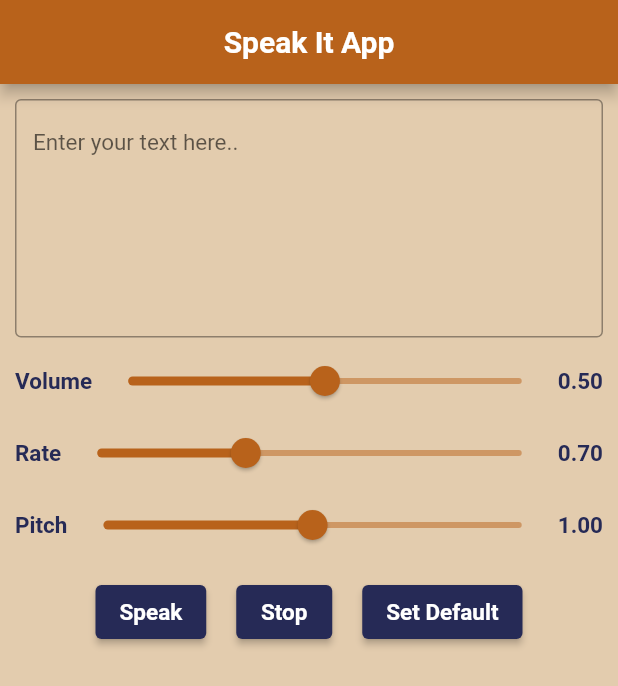
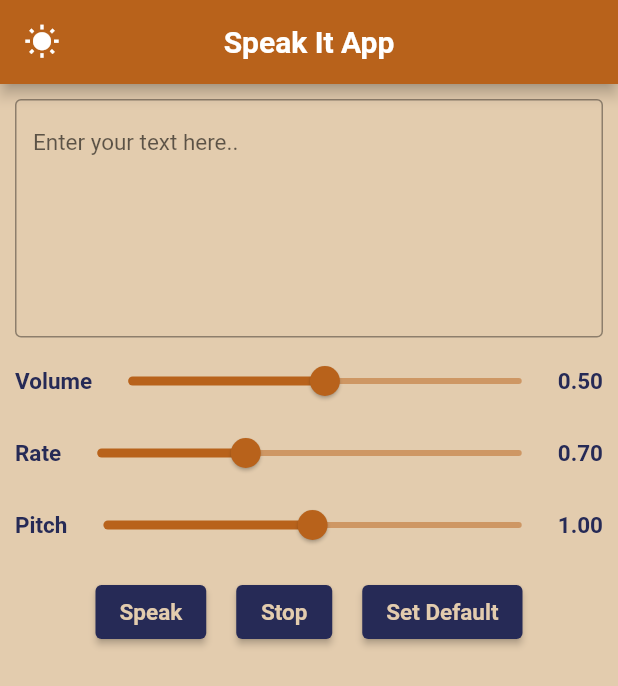
Before and after one commit to aboodsido/Speak_It_App, a Flutter app: the screen it shows after launch, after a tap on "Speak", on a phone screen of 412 x 824 dp. Shown: the top 686 px of the screen. Run offline on Flutter 3.47's test engine with Material 2 defaults, Android fonts, the light colour scheme and no system bars; our stand-ins replace google_fonts, shared_preferences; missing offline and left inert: text_to_speech.

Commit message:
Adding Dark Theme to app

```diff
--- a/lib/app.dart
+++ b/lib/app.dart
@@ -1,6 +1,8 @@
 import 'package:flutter/material.dart';
 import 'package:google_fonts/google_fonts.dart';
 import 'package:text_to_speech/text_to_speech.dart';
+import 'package:provider/provider.dart';
+import 'model_theme.dart';
 
 class SpeakIt extends StatefulWidget {
   const SpeakIt({Key? key}) : super(key: key);
@@ -11,7 +13,6 @@ class SpeakIt extends StatefulWidget {
 
 class _SpeakItState extends State<SpeakIt> {
   final TextToSpeech _textToSpeech = TextToSpeech();
-
   final TextEditingController _textEditingController = TextEditingController();
   double _volume = 0.5;
   double _rate = 0.7;
@@ -19,18 +20,32 @@ class _SpeakItState extends State<SpeakIt> {
 
   @override
   Widget build(BuildContext context) {
+    return Consumer<ModelTheme>(
+        builder: (context, ModelTheme themeNotifier, child) {
       return Scaffold(
-      backgroundColor: const Color.fromRGBO(227, 204, 174, 1),
+        backgroundColor: themeNotifier.isDark
+            ? null
+            : const Color.fromRGBO(227, 204, 174, 1),
         //rgb(227, 204, 174)
         appBar: AppBar(
             backgroundColor: const Color.fromRGBO(184, 98, 27, 1),
             //rgb(184, 98, 27)
             title: Text(
               'Speak It App',
-          style: GoogleFonts.aBeeZee(fontWeight: FontWeight.bold, fontSize: 20),
+              style: GoogleFonts.aBeeZee(
+                  fontWeight: FontWeight.bold, fontSize: 20),
             ),
             centerTitle: true,
-      ),
+            leading: IconButton(
+              icon: Icon(themeNotifier.isDark
+                  ? Icons.nightlight_round
+                  : Icons.wb_sunny),
+              onPressed: () {
+                themeNotifier.isDark
+                    ? themeNotifier.isDark = false
+                    : themeNotifier.isDark = true;
+              },
+            )),
         body: Container(
           // color: Colors.green,
           padding: const EdgeInsets.all(10),
@@ -42,7 +57,9 @@ class _SpeakItState extends State<SpeakIt> {
                   style: GoogleFonts.aBeeZee(
                       fontWeight: FontWeight.w400,
                       fontSize: 15,
-                    color: const Color.fromRGBO(38, 42, 86, 1)),
+                      color: themeNotifier.isDark
+                          ? const Color.fromRGBO(227, 204, 174, 1)
+                          : const Color.fromRGBO(38, 42, 86, 1)),
                   cursorColor: const Color.fromRGBO(184, 98, 27, 1),
                   maxLines: 7,
                   decoration: InputDecoration(
@@ -64,7 +81,9 @@ class _SpeakItState extends State<SpeakIt> {
                     style: GoogleFonts.aBeeZee(
                         fontWeight: FontWeight.bold,
                         fontSize: 15,
-                      color: const Color.fromRGBO(38, 42, 86, 1)),
+                        color: themeNotifier.isDark
+                            ? const Color.fromRGBO(227, 204, 174, 1)
+                            : const Color.fromRGBO(38, 42, 86, 1)),
                   ),
                   Expanded(
                     child: Slider(
@@ -83,7 +102,9 @@ class _SpeakItState extends State<SpeakIt> {
                     style: GoogleFonts.aBeeZee(
                         fontWeight: FontWeight.bold,
                         fontSize: 15,
-                      color: const Color.fromRGBO(38, 42, 86, 1)),
+                        color: themeNotifier.isDark
+                            ? const Color.fromRGBO(227, 204, 174, 1)
+                            : const Color.fromRGBO(38, 42, 86, 1)),
                   ),
                 ],
               ),
@@ -94,7 +115,9 @@ class _SpeakItState extends State<SpeakIt> {
                     style: GoogleFonts.aBeeZee(
                         fontWeight: FontWeight.bold,
                         fontSize: 15,
-                      color: const Color.fromRGBO(38, 42, 86, 1)),
+                        color: themeNotifier.isDark
+                            ? const Color.fromRGBO(227, 204, 174, 1)
+                            : const Color.fromRGBO(38, 42, 86, 1)),
                   ),
                   Expanded(
                     child: Slider(
@@ -113,7 +136,9 @@ class _SpeakItState extends State<SpeakIt> {
                     style: GoogleFonts.aBeeZee(
                         fontWeight: FontWeight.bold,
                         fontSize: 15,
-                      color: const Color.fromRGBO(38, 42, 86, 1)),
+                        color: themeNotifier.isDark
+                            ? const Color.fromRGBO(227, 204, 174, 1)
+                            : const Color.fromRGBO(38, 42, 86, 1)),
                   ),
                 ],
               ),
@@ -124,7 +149,9 @@ class _SpeakItState extends State<SpeakIt> {
                     style: GoogleFonts.aBeeZee(
                         fontWeight: FontWeight.bold,
                         fontSize: 15,
-                      color: const Color.fromRGBO(38, 42, 86, 1)),
+                        color: themeNotifier.isDark
+                            ? const Color.fromRGBO(227, 204, 174, 1)
+                            : const Color.fromRGBO(38, 42, 86, 1)),
                   ),
                   Expanded(
                     child: Slider(
@@ -143,7 +170,9 @@ class _SpeakItState extends State<SpeakIt> {
                     style: GoogleFonts.aBeeZee(
                         fontWeight: FontWeight.bold,
                         fontSize: 15,
-                      color: const Color.fromRGBO(38, 42, 86, 1)),
+                        color: themeNotifier.isDark
+                            ? const Color.fromRGBO(227, 204, 174, 1)
+                            : const Color.fromRGBO(38, 42, 86, 1)),
                   ),
                 ],
               ),
@@ -153,7 +182,9 @@ class _SpeakItState extends State<SpeakIt> {
                 children: [
                   ElevatedButton(
                     style: ElevatedButton.styleFrom(
-                      backgroundColor: const Color.fromRGBO(38, 42, 86, 1)),
+                        backgroundColor: themeNotifier.isDark
+                            ? const Color.fromRGBO(227, 204, 174, 1)
+                            : const Color.fromRGBO(38, 42, 86, 1)),
                     onPressed: () async {
                       await _textToSpeech.setVolume(_volume);
                       await _textToSpeech.setRate(_rate);
@@ -163,26 +194,38 @@ class _SpeakItState extends State<SpeakIt> {
                     child: Text(
                       'Speak',
                       style: GoogleFonts.aBeeZee(
-                        fontWeight: FontWeight.bold, fontSize: 15),
+                          fontWeight: FontWeight.bold,
+                          fontSize: 15,
+                          color: themeNotifier.isDark
+                              ? const Color.fromRGBO(124, 61, 11, 1.0)
+                              : const Color.fromRGBO(227, 204, 174, 1)),
                     ),
                   ),
                   const SizedBox(width: 20),
                   ElevatedButton(
                     style: ElevatedButton.styleFrom(
-                      backgroundColor: const Color.fromRGBO(38, 42, 86, 1)),
+                        backgroundColor: themeNotifier.isDark
+                            ? const Color.fromRGBO(227, 204, 174, 1)
+                            : const Color.fromRGBO(38, 42, 86, 1)),
                     onPressed: () async {
                       await _textToSpeech.stop();
                     },
                     child: Text(
                       'Stop',
                       style: GoogleFonts.aBeeZee(
-                        fontWeight: FontWeight.bold, fontSize: 15),
+                          fontWeight: FontWeight.bold,
+                          fontSize: 15,
+                          color: themeNotifier.isDark
+                              ? const Color.fromRGBO(124, 61, 11, 1.0)
+                              : const Color.fromRGBO(227, 204, 174, 1)),
                     ),
                   ),
                   const SizedBox(width: 20),
                   ElevatedButton(
                     style: ElevatedButton.styleFrom(
-                      backgroundColor: const Color.fromRGBO(38, 42, 86, 1)),
+                        backgroundColor: themeNotifier.isDark
+                            ? const Color.fromRGBO(227, 204, 174, 1)
+                            : const Color.fromRGBO(38, 42, 86, 1)),
                     onPressed: () {
                       setState(() {
                         _volume = 0.5;
@@ -193,7 +236,11 @@ class _SpeakItState extends State<SpeakIt> {
                     child: Text(
                       'Set Default',
                       style: GoogleFonts.aBeeZee(
-                        fontWeight: FontWeight.bold, fontSize: 15),
+                          fontWeight: FontWeight.bold,
+                          fontSize: 15,
+                          color: themeNotifier.isDark
+                              ? const Color.fromRGBO(124, 61, 11, 1.0)
+                              : const Color.fromRGBO(227, 204, 174, 1)),
                     ),
                   ),
                 ],
@@ -202,5 +249,6 @@ class _SpeakItState extends State<SpeakIt> {
           ),
         ),
       );
+    });
   }
 }
--- a/lib/main.dart
+++ b/lib/main.dart
@@ -1,22 +1,29 @@
 import 'package:flutter/material.dart';
-
+import 'package:provider/provider.dart';
 import 'app.dart';
+import 'model_theme.dart';
 
 void main() {
-  runApp(const MyApp());
+  runApp(MyApp());
 }
 
 class MyApp extends StatelessWidget {
-  const MyApp({super.key});
-
-  // This widget is the root of your application.
   @override
   Widget build(BuildContext context) {
-    return  MaterialApp(
-
-      debugShowCheckedModeBanner: false,
-      title: 'Speak It',
-      home: SpeakIt(),
+    return ChangeNotifierProvider(
+      create: (_) => ModelTheme(),
+      child: Consumer<ModelTheme>(
+          builder: (context, ModelTheme themeNotifier, child) {
+        return MaterialApp(
+          title: 'Speak It App',
+          theme: themeNotifier.isDark
+              ? ThemeData(brightness: Brightness.dark)
+              : ThemeData(brightness: Brightness.light),
+          themeMode: ThemeMode.system,
+          debugShowCheckedModeBanner: false,
+          home: const SpeakIt(),
+        );
+      }),
     );
   }
 }
--- /dev/null
+++ b/lib/model_theme.dart
@@ -0,0 +1,25 @@
+import 'package:flutter/material.dart';
+import 'mytheme_preference.dart';
+
+class ModelTheme extends ChangeNotifier {
+  late bool _isDark;
+  late MyThemePreferences _preferences;
+  bool get isDark => _isDark;
+
+  ModelTheme() {
+    _isDark = false;
+    _preferences = MyThemePreferences();
+    getPreferences();
+  }
+//Switching the themes
+  set isDark(bool value) {
+    _isDark = value;
+    _preferences.setTheme(value);
+    notifyListeners();
+  }
+
+  getPreferences() async {
+    _isDark = await _preferences.getTheme();
+    notifyListeners();
+  }
+}
--- /dev/null
+++ b/lib/mytheme_preference.dart
@@ -0,0 +1,15 @@
+import 'package:shared_preferences/shared_preferences.dart';
+
+class MyThemePreferences {
+  static const THEME_KEY = "theme_key";
+
+  setTheme(bool value) async {
+    SharedPreferences sharedPreferences = await SharedPreferences.getInstance();
+    sharedPreferences.setBool(THEME_KEY, value);
+  }
+
+  getTheme() async {
+    SharedPreferences sharedPreferences = await SharedPreferences.getInstance();
+    return sharedPreferences.getBool(THEME_KEY) ?? false;
+  }
+}
--- a/pubspec.yaml
+++ b/pubspec.yaml
@@ -37,6 +37,8 @@ dependencies:
   cupertino_icons: ^1.0.2
   text_to_speech: ^0.2.3
   google_fonts: ^4.0.3
+  provider: ^6.0.3
+  shared_preferences: ^2.0.15
 
 dev_dependencies:
   flutter_test:
```
Also changed, not shown: pubspec.lock. Lines whose indentation alone changed are shown as unchanged.
